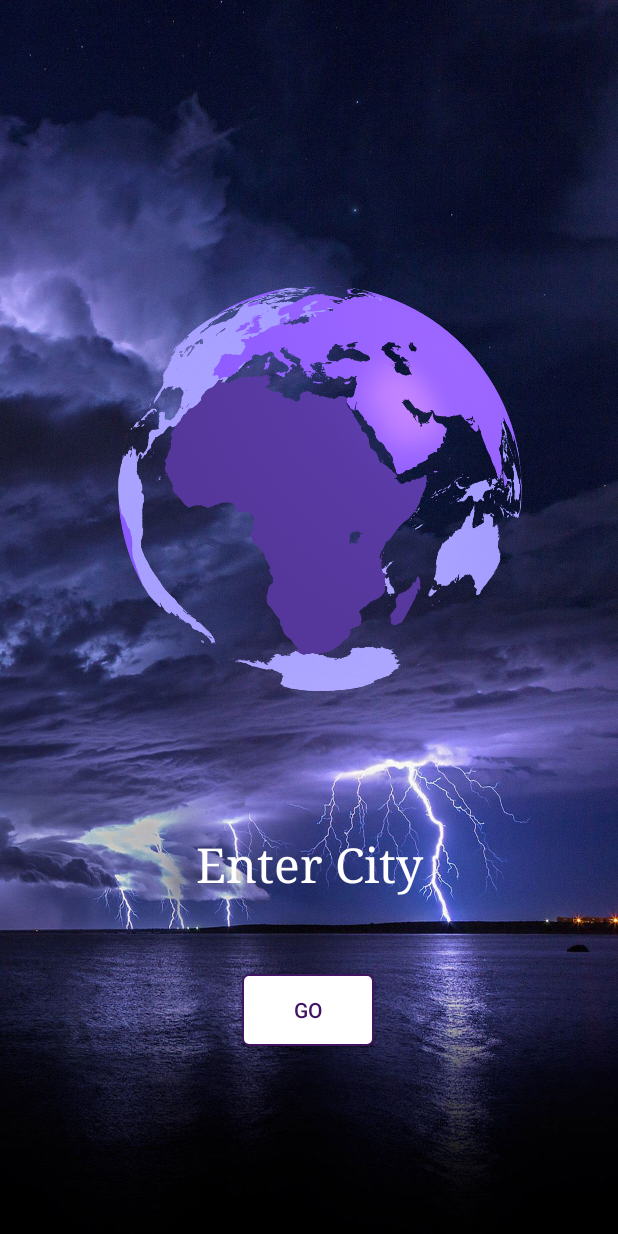
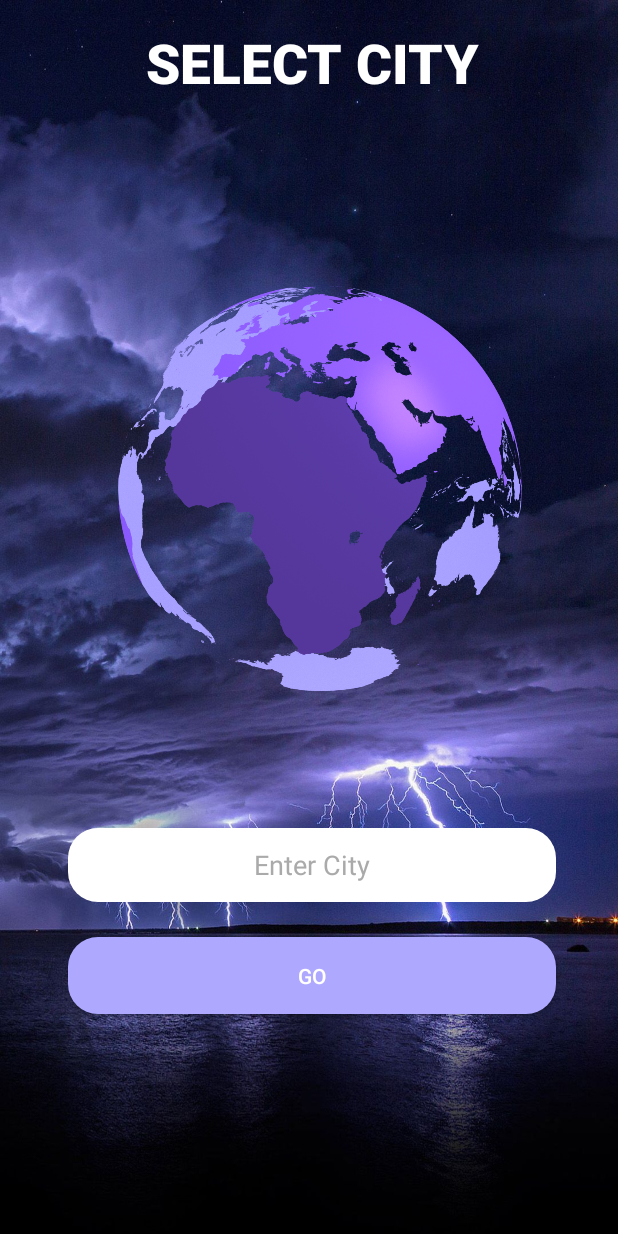
Before and after one commit to IEEE-VIT/weatherbes-android, an Android app: the screen it shows after launch (StartActivity), on a phone screen of 412 x 824 dp. Run offline under Robolectric (Android 15) with nearby library versions, the phone set to English and light mode, and no system bars.

Commit message:
UI Improvisation of Home Page,EditText

```diff
--- /dev/null
+++ b/app/src/main/res/drawable/my_button_background.xml
@@ -0,0 +1,7 @@
+<?xml version="1.0" encoding="utf-8"?>
+<shape xmlns:android="http://schemas.android.com/apk/res/android" android:shape="rectangle">
+    <solid android:color="#afa8ff
+"/>
+    <corners android:radius="20dp"/>
+
+</shape>
--- /dev/null
+++ b/app/src/main/res/drawable/my_edittext_background.xml
@@ -0,0 +1,6 @@
+<?xml version="1.0" encoding="utf-8"?>
+<shape xmlns:android="http://schemas.android.com/apk/res/android" android:shape="rectangle">
+    <solid android:color="#FFFFFF"/>
+    <corners android:radius="20dp"/>
+<!--    <stroke android:color="#afa8ff" android:width="2dp"/>-->
+</shape>
--- a/app/src/main/res/layout/activity_start.xml
+++ b/app/src/main/res/layout/activity_start.xml
@@ -4,9 +4,21 @@
     xmlns:tools="http://schemas.android.com/tools"
     android:layout_width="match_parent"
     android:layout_height="match_parent"
-    tools:context=".StartActivity"
-    android:background="@drawable/search_back">
-
+    android:background="@drawable/search_back"
+    tools:context=".StartActivity">
+<!--   android:background="@drawable/search_back"  -->
+    <TextView
+        android:layout_width="0dp"
+        android:layout_height="0dp"
+        android:fontFamily="sans-serif-black"
+        android:text="SELECT CITY"
+        android:autoSizeTextType="uniform"
+        android:gravity="center"
+        android:textColor="@android:color/white"
+        app:layout_constraintBottom_toTopOf="@+id/guideline8"
+        app:layout_constraintEnd_toStartOf="@+id/guideline2"
+        app:layout_constraintStart_toStartOf="@+id/guideline"
+        app:layout_constraintTop_toTopOf="@+id/guideline7" />
     <ImageView
         android:id="@+id/imageView"
         android:layout_width="518dp"
@@ -21,32 +33,85 @@
 
     <EditText
         android:id="@+id/city_name"
-        android:layout_width="match_parent"
-        android:layout_height="wrap_content"
-        android:background="@android:color/transparent"
+        android:layout_width="0dp"
+        android:layout_height="0dp"
+        android:background="@drawable/my_edittext_background"
         android:hint="Enter City"
         android:textAlignment="center"
-        android:textSize="32sp"
-        android:textColor="@android:color/white"
-        android:textColorHint="@android:color/white"
-        android:typeface="serif"
-        app:layout_constraintBottom_toBottomOf="parent"
-        app:layout_constraintTop_toTopOf="parent"
-        app:layout_constraintVertical_bias="0.709"
-        tools:layout_editor_absoluteX="0dp" />
+        android:textColor="#57399f"
+        android:textColorHint="@android:color/darker_gray"
+        android:typeface="sans"
+        app:layout_constraintBottom_toTopOf="@+id/guideline5"
+        app:layout_constraintEnd_toStartOf="@+id/guideline2"
+        app:layout_constraintStart_toStartOf="@+id/guideline"
+        app:layout_constraintTop_toTopOf="@+id/guideline6" />
 
     <Button
         android:id="@+id/go"
+        android:layout_width="0dp"
+        android:layout_height="0dp"
+        android:background="@drawable/my_button_background"
+        android:text="Go"
+        android:textColor="#FFFFFF"
+        app:layout_constraintBottom_toTopOf="@+id/guideline4"
+        app:layout_constraintEnd_toStartOf="@+id/guideline2"
+        app:layout_constraintStart_toStartOf="@+id/guideline"
+        app:layout_constraintTop_toTopOf="@+id/guideline3" />
+
+    <androidx.constraintlayout.widget.Guideline
+        android:id="@+id/guideline"
         android:layout_width="wrap_content"
         android:layout_height="wrap_content"
-        android:background="@drawable/button_back"
-        android:text="Go"
-        android:textColor="@drawable/button_text_back"
-        app:layout_constraintBottom_toBottomOf="parent"
-        app:layout_constraintEnd_toEndOf="parent"
-        app:layout_constraintHorizontal_bias="0.498"
-        app:layout_constraintStart_toStartOf="parent"
-        app:layout_constraintTop_toTopOf="parent"
-        app:layout_constraintVertical_bias="0.837" />
+        android:orientation="vertical"
+        app:layout_constraintGuide_percent="0.11" />
+
+    <androidx.constraintlayout.widget.Guideline
+        android:id="@+id/guideline2"
+        android:layout_width="wrap_content"
+        android:layout_height="wrap_content"
+        android:orientation="vertical"
+        app:layout_constraintGuide_percent="0.9" />
+
+    <androidx.constraintlayout.widget.Guideline
+        android:id="@+id/guideline3"
+        android:layout_width="wrap_content"
+        android:layout_height="wrap_content"
+        android:orientation="horizontal"
+        app:layout_constraintGuide_percent="0.75786597" />
+
+    <androidx.constraintlayout.widget.Guideline
+        android:id="@+id/guideline7"
+        android:layout_width="wrap_content"
+        android:layout_height="wrap_content"
+        android:orientation="horizontal"
+        app:layout_constraintGuide_percent="0.02" />
+
+    <androidx.constraintlayout.widget.Guideline
+        android:id="@+id/guideline8"
+        android:layout_width="wrap_content"
+        android:layout_height="wrap_content"
+        android:orientation="horizontal"
+        app:layout_constraintGuide_percent="0.08" />
+
+    <androidx.constraintlayout.widget.Guideline
+        android:id="@+id/guideline5"
+        android:layout_width="wrap_content"
+        android:layout_height="wrap_content"
+        android:orientation="horizontal"
+        app:layout_constraintGuide_percent="0.73" />
+
+    <androidx.constraintlayout.widget.Guideline
+        android:id="@+id/guideline6"
+        android:layout_width="wrap_content"
+        android:layout_height="wrap_content"
+        android:orientation="horizontal"
+        app:layout_constraintGuide_percent="0.67" />
+
+    <androidx.constraintlayout.widget.Guideline
+        android:id="@+id/guideline4"
+        android:layout_width="wrap_content"
+        android:layout_height="wrap_content"
+        android:orientation="horizontal"
+        app:layout_constraintGuide_percent="0.82" />
 
 </androidx.constraintlayout.widget.ConstraintLayout>
```
